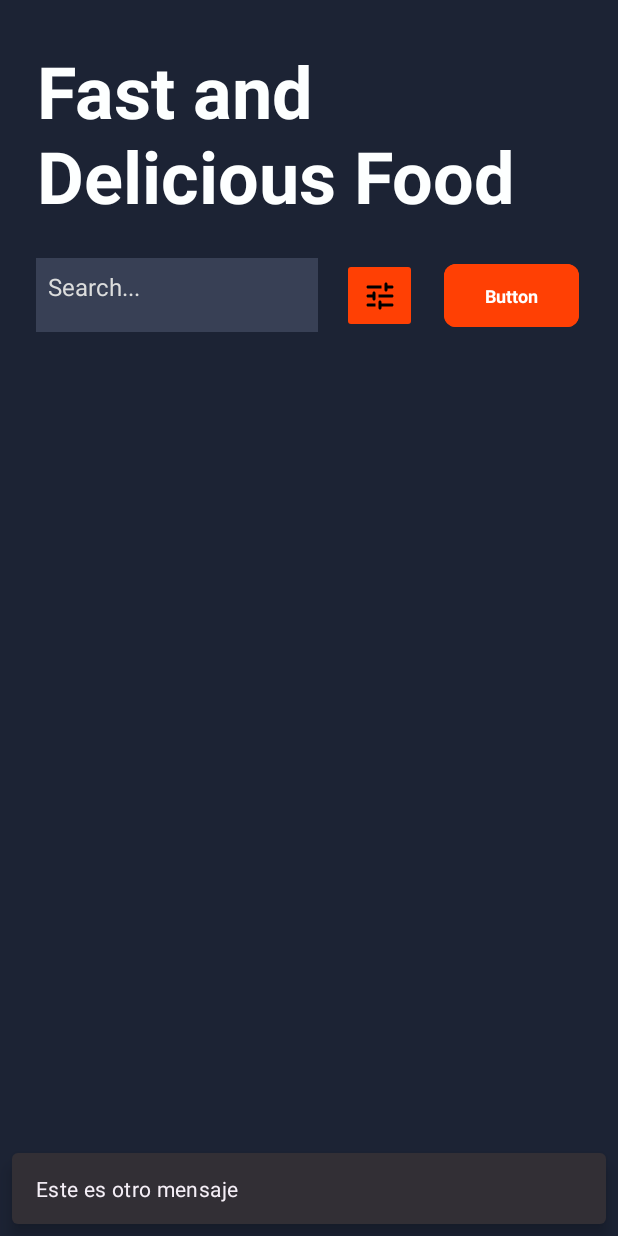
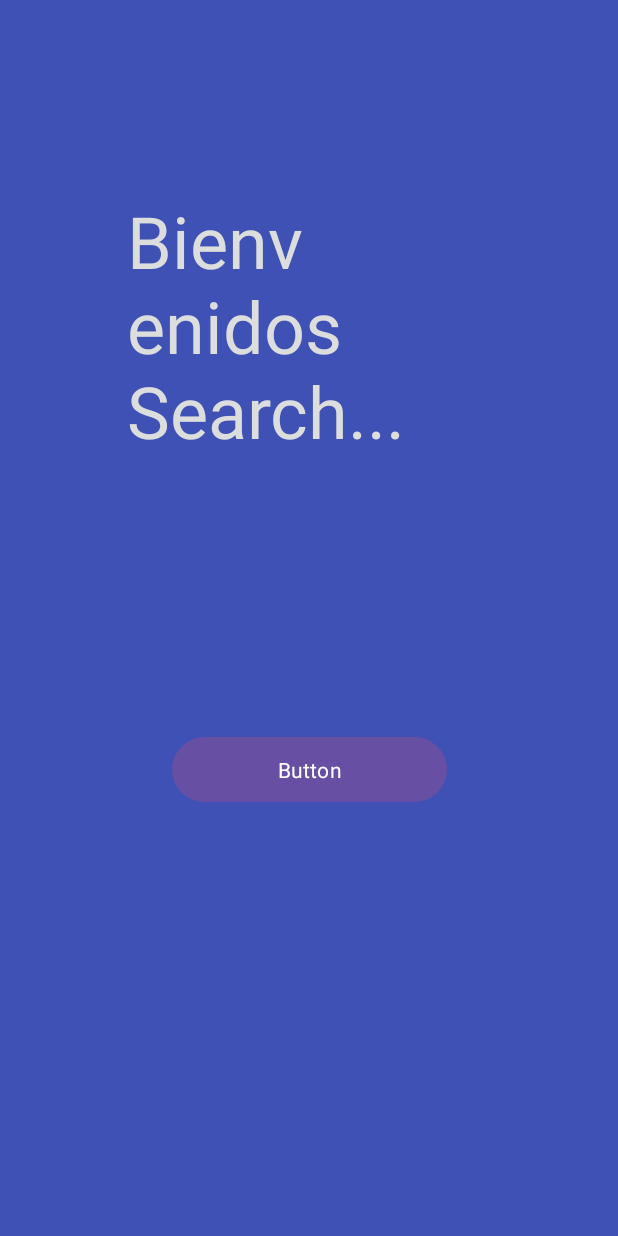
Before and after one commit to Romina-Ramirez/dispositivos_moviles_rr_xa, an Android app: the screen it shows after launch (MainActivity before the commit, SecondActivity after it), after a tap on "Button", on a phone screen of 412 x 824 dp. Run offline under Robolectric (Android 15) with nearby library versions, the phone set to English and light mode, and no system bars; Roboto replaces fonts that are not available here.

Commit message:
Clase 20 de mayo subido por Romina Ramirez

```diff
--- a/app/src/main/java/com/example/dispositivosmoviles/ui/activities/MainActivity.kt
+++ b/app/src/main/java/com/example/dispositivosmoviles/ui/activities/MainActivity.kt
@@ -1,6 +1,7 @@
 package com.example.dispositivosmoviles.ui.activities
 
 import android.annotation.SuppressLint
+import android.content.Intent
 import androidx.appcompat.app.AppCompatActivity
 import android.os.Bundle
 import android.widget.Button
@@ -15,7 +16,7 @@ class MainActivity : AppCompatActivity() {
     // private Modificafor privado
     // lateinit que especifica que la variale se va a inicializar luego
     // var para cambiar en el tiempo
-    private lateinit var binding : ActivityMainBinding
+    private lateinit var binding: ActivityMainBinding
 
     @SuppressLint("WrongViewCast")
     override fun onCreate(savedInstanceState: Bundle?) {
@@ -45,12 +46,24 @@ class MainActivity : AppCompatActivity() {
 
             //Toast.makeText(this, "Este es un ejemplo", Toast.LENGTH_SHORT).show()
 
-            var f = Snackbar.make(
-                binding.button,
-                "Este es otro mensaje",
-                Snackbar.LENGTH_SHORT
-            )
-            f.show()
+//            var f = Snackbar.make(
+//                binding.button,
+//                "Este es otro mensaje",
+//                Snackbar.LENGTH_SHORT
+//            )
+//            f.show()
+            //mediante la clase intent, indicamos que vaya de esta activity a la otra
+            //Activity que en este caso es Second
+            var intent = Intent(this, SecondActivity::class.java)
+
+            //para enviar tipos de datos putExtra
+            //siempre pareja clave valor
+            intent.putExtra("var1", binding.txtBuscar.text.toString())
+//            intent.putExtra("var2", 2)
+            startActivity(intent)
+
+            //para agregar datos adicionales putExtra()=, enviamos pares de clave-valor y enviamos a la otra activity
+
         }
     }
 
--- a/app/src/main/java/com/example/dispositivosmoviles/ui/activities/SecondActivity.kt
+++ b/app/src/main/java/com/example/dispositivosmoviles/ui/activities/SecondActivity.kt
@@ -1,37 +1,47 @@
 package com.example.dispositivosmoviles.ui.activities
 
+import android.content.Intent
 import androidx.appcompat.app.AppCompatActivity
 import android.os.Bundle
+import android.util.Log
 import com.example.dispositivosmoviles.R
 import com.example.dispositivosmoviles.databinding.ActivityMainBinding
 import com.example.dispositivosmoviles.databinding.ActivitySecondBinding
 import com.google.android.material.snackbar.Snackbar
+import kotlin.math.log
 
 class SecondActivity : AppCompatActivity() {
 
-    private lateinit var binding : ActivitySecondBinding
+    private lateinit var binding: ActivitySecondBinding
 
     override fun onCreate(savedInstanceState: Bundle?) {
         super.onCreate(savedInstanceState)
+
+        Log.d("UCE", "Entrando a Create")
         binding = ActivitySecondBinding.inflate(layoutInflater)
         setContentView(binding.root)
     }
 
     override fun onStart() {
         super.onStart()
+        Log.d("UCE", "Entrando a Start")
         initClass()
     }
 
     private fun initClass() {
+        var name: String =""
+        intent.extras.let {
+            name = it?.getString("var1")!!
+        }
+        Log.d("UCE","Hola ${name}")
+        binding.vistaTexto.text =  "Bienvenidos " + name.toString()
+
         binding.boton.setOnClickListener {
-            binding.vistaTexto.text = "El codigo ejecuta correctamente"
+            //binding.vistaTexto.text = "El codigo ejecuta correctamente"
 
-            var f = Snackbar.make(
-                binding.boton,
-                "Este es otro mensaje",
-                Snackbar.LENGTH_SHORT
-            )
-            f.show()
+            var intent = Intent(this, MainActivity::class.java)
+
+            startActivity(intent)
         }
     }
 
--- a/app/src/main/res/layout/activity_main.xml
+++ b/app/src/main/res/layout/activity_main.xml
@@ -23,7 +23,7 @@
         app:layout_constraintTop_toTopOf="parent"
         tools:ignore="MissingConstraints" />
 
-    <TextView
+    <EditText
         style="@style/Search"
         android:id="@+id/txt_buscar"
         android:layout_width="188dp"
--- a/app/src/main/res/layout/activity_second.xml
+++ b/app/src/main/res/layout/activity_second.xml
@@ -15,14 +15,15 @@
         android:layout_marginTop="164dp"
         android:fontFamily="@font/satisfy"
         android:text="Button"
+        app:layout_constraintEnd_toEndOf="parent"
+        app:layout_constraintStart_toStartOf="parent"
         app:layout_constraintTop_toBottomOf="@+id/vistaTexto"
-        tools:ignore="MissingConstraints"
-        tools:layout_editor_absoluteX="114dp" />
+        tools:ignore="MissingConstraints" />
 
     <TextView
         android:id="@+id/vistaTexto"
-        android:layout_width="244dp"
-        android:layout_height="74dp"
+        android:layout_width="242dp"
+        android:layout_height="195dp"
         android:layout_marginTop="128dp"
         android:fontFamily="@font/satisfy"
         android:text="Hola mundo"
```
